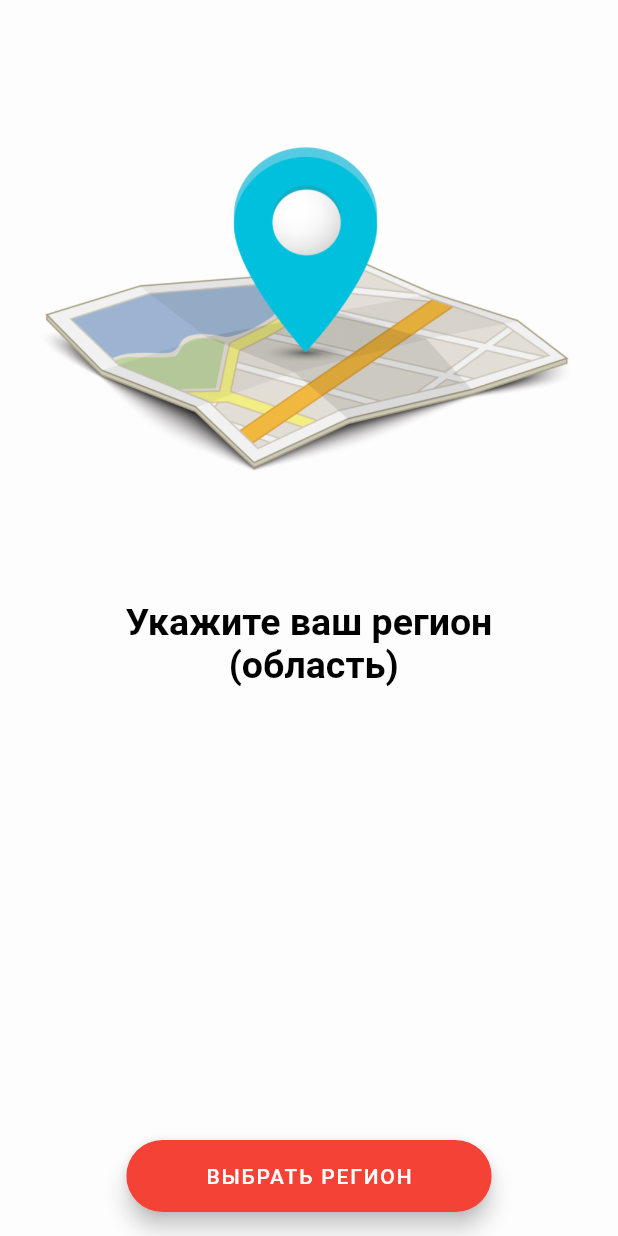
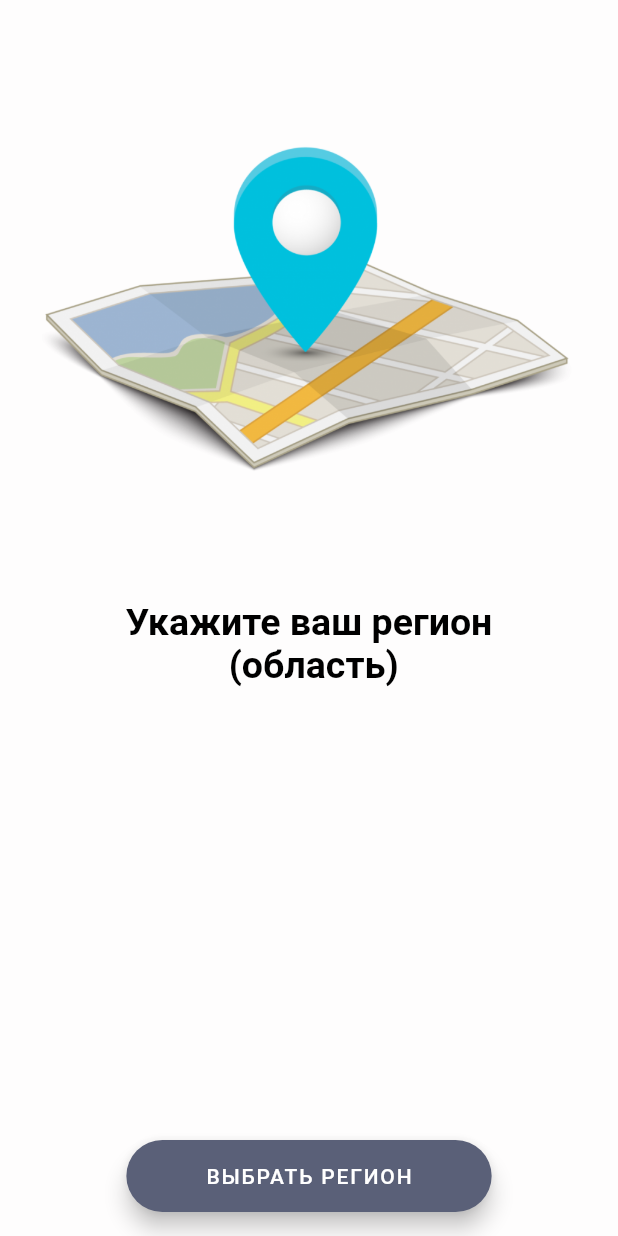
Before and after one commit to Lya6/otKorobki, a Flutter app: the screen it shows after launch, on a phone screen of 412 x 824 dp. Run offline on Flutter 3.47's test engine with Material 2 defaults, Android fonts, the phone set to English and light mode, and no system bars; our stand-ins replace cached_network_image, carousel_pro, dio, flushbar, flutter_html, flutter_svg and 3 more; network calls fail.

Commit message:
new_store

```diff
--- a/lib/constants.dart
+++ b/lib/constants.dart
@@ -3,19 +3,24 @@ import 'dart:ui';
 import 'package:flutter/material.dart';
 
 class Constants {
-  static final String baseUrl = "https://meridian-llc.ru/";
+  static final String baseUrl = "https://korzinka.pro/";
   //https://korzinka.pro/
   //https://betaotkorobki.otkorobki.ru/;
   //https://meridian-llc.ru/
   //https://maidan.otkorobki.ru/
 
-  //Meridian
-  static final color = Colors.red;
-  static final colorSecond = Colors.orange;
-  static final image = AssetImage('images/meridian.png');
+  // //Meridian
+  // static final color = Colors.red;
+  // static final colorSecond = Colors.orange;
+  // static final image = AssetImage('images/meridian.png');
 
   //Korobka
   // static final color = Color(0xFF00b3b3);
   // static final colorSecond = Colors.blue;
   // static final image = AssetImage('images/logo_beta.png');
+
+  //Korzinka
+  static final color = Color(0xFF5a6078);
+  static final colorSecond = Colors.grey;
+  static final image = AssetImage('images/logo_korzinka.png');
 }
```
